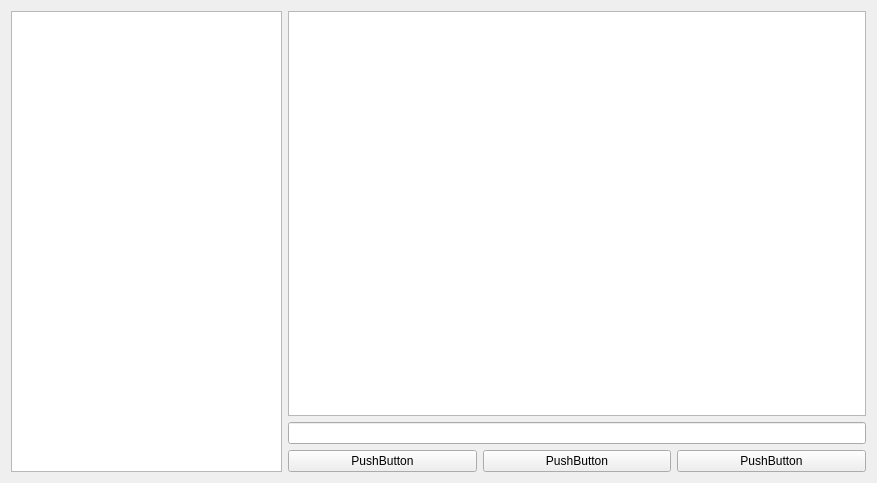
Before: the Qt Designer form QT_Test/qt_test.ui in grasmanek94/PACB-PROJECT-ChatBot-QT-V3, drawn with Qt 5.
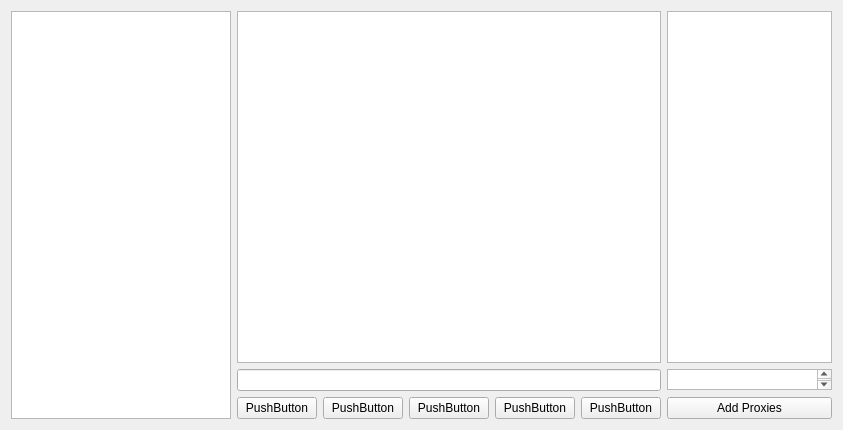
After: the same form once the commit is applied. Icons and pictures are not drawn.

```diff
--- a/QT_Test/qt_test.ui
+++ b/QT_Test/qt_test.ui
@@ -6,8 +6,8 @@
    <rect>
     <x>0</x>
     <y>0</y>
-    <width>877</width>
-    <height>483</height>
+    <width>843</width>
+    <height>430</height>
    </rect>
   </property>
   <property name="windowTitle">
@@ -30,11 +30,38 @@
    <layout class="QGridLayout" name="gridLayout_2">
     <item row="0" column="1">
      <layout class="QGridLayout" name="gridLayout">
-      <item row="2" column="0">
-       <widget class="QLineEdit" name="chatBoxMessage"/>
+      <item row="2" column="1">
+       <widget class="QPlainTextEdit" name="chatProxyInput">
+        <property name="minimumSize">
+         <size>
+          <width>152</width>
+          <height>0</height>
+         </size>
+        </property>
+        <property name="maximumSize">
+         <size>
+          <width>201</width>
+          <height>21</height>
+         </size>
+        </property>
+       </widget>
       </item>
       <item row="3" column="0">
        <layout class="QHBoxLayout" name="horizontalLayout">
+        <item>
+         <widget class="QPushButton" name="pushButton_4">
+          <property name="text">
+           <string>PushButton</string>
+          </property>
+         </widget>
+        </item>
+        <item>
+         <widget class="QPushButton" name="pushButton_3">
+          <property name="text">
+           <string>PushButton</string>
+          </property>
+         </widget>
+        </item>
         <item>
          <widget class="QPushButton" name="pushButton_2">
           <property name="text">
@@ -58,17 +85,69 @@
         </item>
        </layout>
       </item>
+      <item row="3" column="1">
+       <widget class="QPushButton" name="chatProxySubmit">
+        <property name="minimumSize">
+         <size>
+          <width>152</width>
+          <height>0</height>
+         </size>
+        </property>
+        <property name="maximumSize">
+         <size>
+          <width>201</width>
+          <height>16777215</height>
+         </size>
+        </property>
+        <property name="text">
+         <string>Add Proxies</string>
+        </property>
+       </widget>
+      </item>
       <item row="1" column="0">
-       <widget class="QPlainTextEdit" name="chatBoxTexts"/>
+       <widget class="QPlainTextEdit" name="chatBoxTexts">
+        <property name="minimumSize">
+         <size>
+          <width>401</width>
+          <height>213</height>
+         </size>
+        </property>
+       </widget>
+      </item>
+      <item row="2" column="0">
+       <widget class="QLineEdit" name="chatBoxMessage">
+        <property name="maximumSize">
+         <size>
+          <width>16777215</width>
+          <height>16777215</height>
+         </size>
+        </property>
+       </widget>
+      </item>
+      <item row="1" column="1">
+       <widget class="QListWidget" name="chatProxyList">
+        <property name="minimumSize">
+         <size>
+          <width>152</width>
+          <height>213</height>
+         </size>
+        </property>
+        <property name="maximumSize">
+         <size>
+          <width>201</width>
+          <height>16777215</height>
+         </size>
+        </property>
+       </widget>
       </item>
      </layout>
     </item>
     <item row="0" column="0">
-     <widget class="QListView" name="chatBoxPeers">
+     <widget class="QListWidget" name="chatBoxPeers">
       <property name="minimumSize">
        <size>
         <width>136</width>
-        <height>0</height>
+        <height>273</height>
        </size>
       </property>
       <property name="maximumSize">
```
